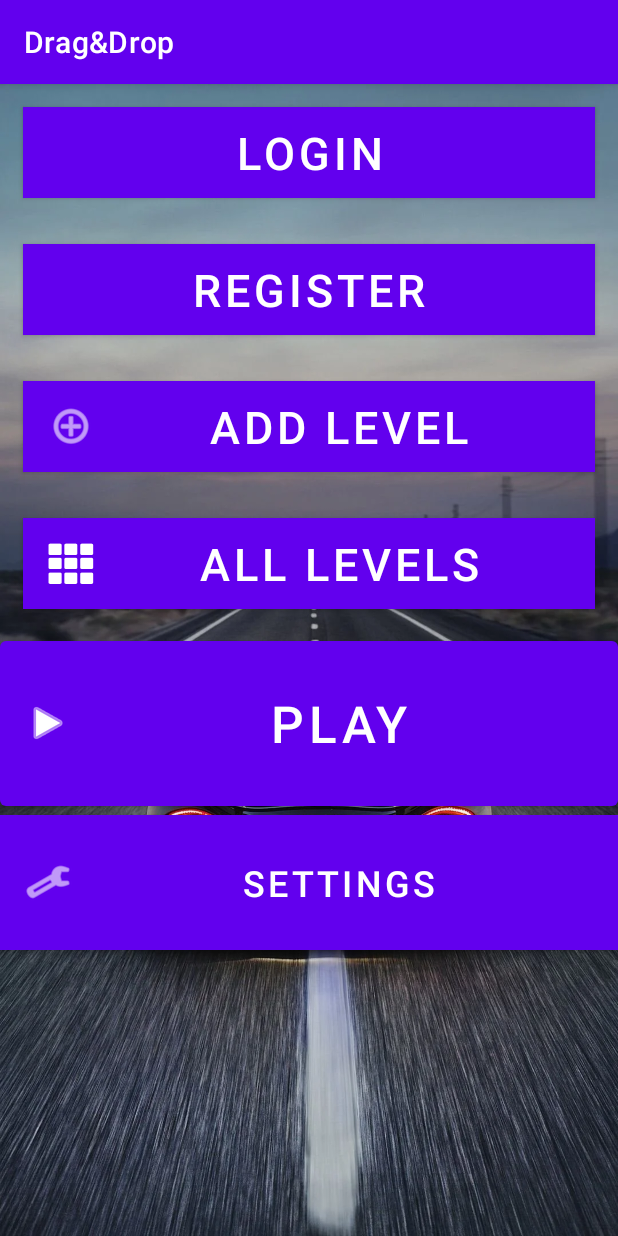
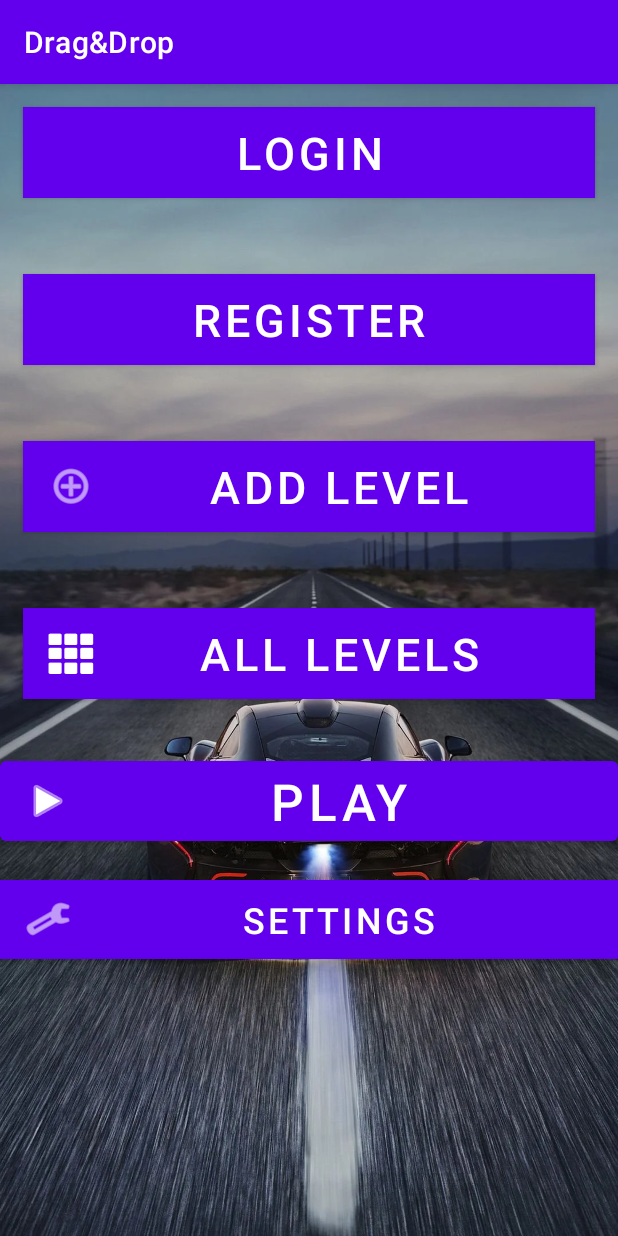
Before and after one commit to Barkod1/RusHour, an Android app: the screen it shows after launch (MenuActivity), on a phone screen of 412 x 824 dp. Run offline under Robolectric (Android 15) with nearby library versions, the phone set to English and light mode, and no system bars; our stand-ins replace Firebase (no records; nobody signed in at launch, a user with empty details on screens opened directly).

Commit message:
music and menu and bug fix

```diff
--- a/app/src/main/java/com/example/dragdrop/AddLevelContext.java
+++ b/app/src/main/java/com/example/dragdrop/AddLevelContext.java
@@ -83,7 +83,7 @@ public class AddLevelContext extends Activity implements View.OnClickListener {
         }
         if(view == isLegalCheck.btnUpload){
             String uid = FirebaseAuth.getInstance().getCurrentUser().getUid().toString();
-            levelRef = firebaseDatabase.getReference("GetBitmap").push();
+            levelRef = firebaseDatabase.getReference("/Levels").push();
             level.uid = uid;
             level.title = isLegalCheck.title.getText().toString();
             level.difficulty = (int) isLegalCheck.ratingBar.getRating();
--- a/app/src/main/java/com/example/dragdrop/AllLevelsActivity.java
+++ b/app/src/main/java/com/example/dragdrop/AllLevelsActivity.java
@@ -35,7 +35,7 @@ public class AllLevelsActivity extends AppCompatActivity {
         setContentView(R.layout.activity_all_levels);
         levels = new ArrayList<>();
         lv = (ListView) findViewById(R.id.lvLevels);
-        levelsRef = FirebaseDatabase.getInstance().getReference("/GetBitmap");
+        levelsRef = FirebaseDatabase.getInstance().getReference("/Levels");
         this.retrieveData();
 
         lv.setOnItemClickListener(new AdapterView.OnItemClickListener() {
--- a/app/src/main/java/com/example/dragdrop/MenuActivity.java
+++ b/app/src/main/java/com/example/dragdrop/MenuActivity.java
@@ -6,8 +6,8 @@ import android.app.ProgressDialog;
 import android.content.Intent;
 import android.graphics.Bitmap;
 import android.graphics.BitmapFactory;
+import android.media.MediaPlayer;
 import android.os.Bundle;
-import android.util.Log;
 import android.view.View;
 import android.widget.Button;
 import android.widget.EditText;
@@ -47,7 +47,8 @@ public class MenuActivity extends AppCompatActivity implements View.OnClickListe
     FirebaseDatabase firebaseDatabase;
     //המשתמש הנוכחי לשימוש בכל המחלקות
     public static User user;
-
+    //כפתור שמעביר לאקטיביטי של ההגדרות
+    Button btnSettings;
     @SuppressLint("SetTextI18n")
     @Override
     protected void onCreate(Bundle savedInstanceState) {
@@ -103,6 +104,8 @@ public class MenuActivity extends AppCompatActivity implements View.OnClickListe
             btnMainLogin.setText("Login");
 
         }
+        btnSettings = (Button)findViewById(R.id.btnSettings);
+        btnSettings.setOnClickListener(this);
         btnAddLevel = (Button) findViewById(R.id.btnAddPost);
         btnAddLevel.setOnClickListener(v -> {
             Intent intent = new Intent(MenuActivity.this, AddLevelContext.class);
@@ -121,10 +124,14 @@ public class MenuActivity extends AppCompatActivity implements View.OnClickListe
                 startActivity(intent);
             }
         });
-        String str = "\uD83D\uDE07";
-        Log.d("str emoji", str);
+        if(MusicPlayerService.player == null) {
+            MusicPlayerService.player = MediaPlayer.create(this, R.raw.hotel_california);
+
+            Intent intent = new Intent(this, MusicPlayerService.class);
+            startService(intent);
+        }
     }
-
+    //יוצר דיאלוג להרשמה
     public void createRegisterDialog() {
         d = new Dialog(this);
         d.setContentView(R.layout.register_layout);
@@ -138,7 +145,7 @@ public class MenuActivity extends AppCompatActivity implements View.OnClickListe
         d.show();
 
     }
-
+//יוצר דיאלוג להתחברות
     public void createLoginDialog() {
         d = new Dialog(this);
         d.setContentView(R.layout.login_layout);
@@ -228,7 +235,10 @@ public class MenuActivity extends AppCompatActivity implements View.OnClickListe
             login();
         }
 
-
+    if(v == btnSettings){
+        Intent intent = new Intent(this,SettingsActivity.class);
+        startActivity(intent);
+    }
     }
 
     public static Bitmap resizeBitmap(Bitmap source, int maxLength) {
--- a/app/src/main/res/layout/activity_main.xml
+++ b/app/src/main/res/layout/activity_main.xml
@@ -1,3 +1,6 @@
+
+
+
 <RelativeLayout xmlns:android="http://schemas.android.com/apk/res/android"
     xmlns:tools="http://schemas.android.com/tools"
     android:layout_width="match_parent"
--- a/app/src/main/res/layout/activity_menu.xml
+++ b/app/src/main/res/layout/activity_menu.xml
@@ -3,9 +3,9 @@
     xmlns:app="http://schemas.android.com/apk/res-auto"
     xmlns:tools="http://schemas.android.com/tools"
     android:id="@+id/ly1"
-    android:background="@drawable/race"
     android:layout_width="match_parent"
     android:layout_height="match_parent"
+    android:background="@drawable/race"
     android:orientation="vertical">
 
 
@@ -19,6 +19,10 @@
         android:text="Login"
         android:textSize="30sp" />
 
+    <Space
+        android:layout_width="match_parent"
+        android:layout_height="20dp" />
+
     <Button
         android:id="@+id/btnRegister"
         android:layout_width="match_parent"
@@ -29,6 +33,10 @@
         android:text="register"
         android:textSize="30sp" />
 
+
+    <Space
+        android:layout_width="match_parent"
+        android:layout_height="20dp" />
 
     <Button
         android:id="@+id/btnAddPost"
@@ -41,6 +49,10 @@
         android:textSize="30sp"
         app:icon="@android:drawable/ic_menu_add" />
 
+    <Space
+        android:layout_width="match_parent"
+        android:layout_height="20dp" />
+
     <Button
         android:id="@+id/btnAllPost"
         android:layout_width="match_parent"
@@ -52,18 +64,26 @@
         android:textSize="30sp"
         app:icon="@android:drawable/ic_dialog_dialer" />
 
+    <Space
+        android:layout_width="match_parent"
+        android:layout_height="20dp" />
+
     <Button
         android:id="@+id/btnPlay"
         android:layout_width="match_parent"
-        android:layout_height="122dp"
+        android:layout_height="wrap_content"
         android:text="Play"
         android:textSize="34sp"
         app:icon="@android:drawable/ic_media_play" />
 
+    <Space
+        android:layout_width="match_parent"
+        android:layout_height="20dp" />
+
     <Button
         android:id="@+id/btnSettings"
         android:layout_width="match_parent"
-        android:layout_height="90dp"
+        android:layout_height="wrap_content"
         android:background="#070707"
         android:backgroundTint="#000000"
         android:text="Settings"
--- /dev/null
+++ b/app/src/main/res/values/idil.xml
@@ -0,0 +1,2 @@
+<?xml version="1.0" encoding="utf-8"?>
+<resources></resources>
```
Also changed, not shown: app/src/main/AndroidManifest.xml (+8 -0 lines), app/src/main/java/com/example/dragdrop/MusicPlayerService.java (added, +60 -0 lines), app/src/main/java/com/example/dragdrop/RushHourContext.java (+38 -3 lines), app/src/main/java/com/example/dragdrop/SettingsActivity.java (added, +39 -0 lines), app/src/main/res/layout/activity_settings.xml (added, +18 -0 lines), app/src/main/res/menu/menu_all.xml (added, +11 -0 lines), 1 other file.
